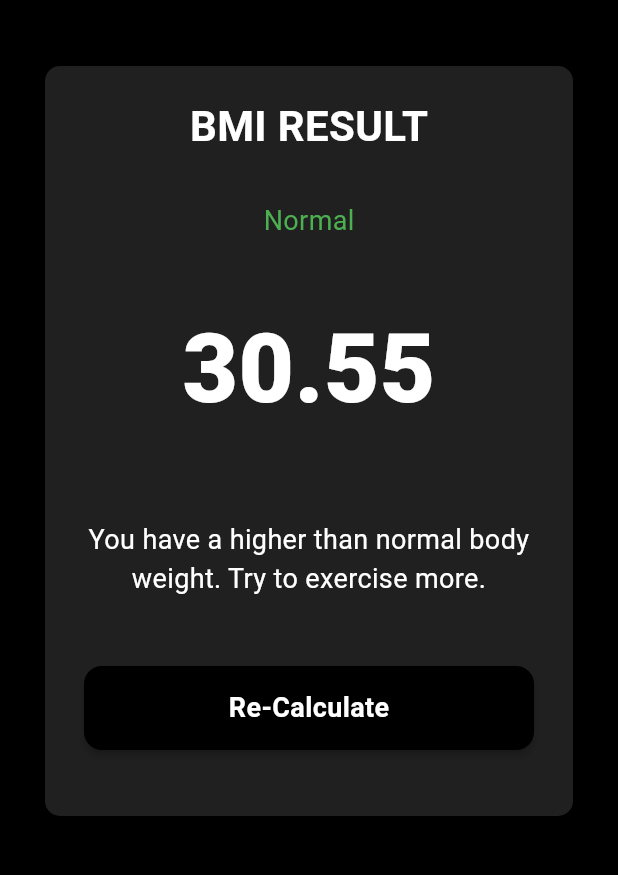
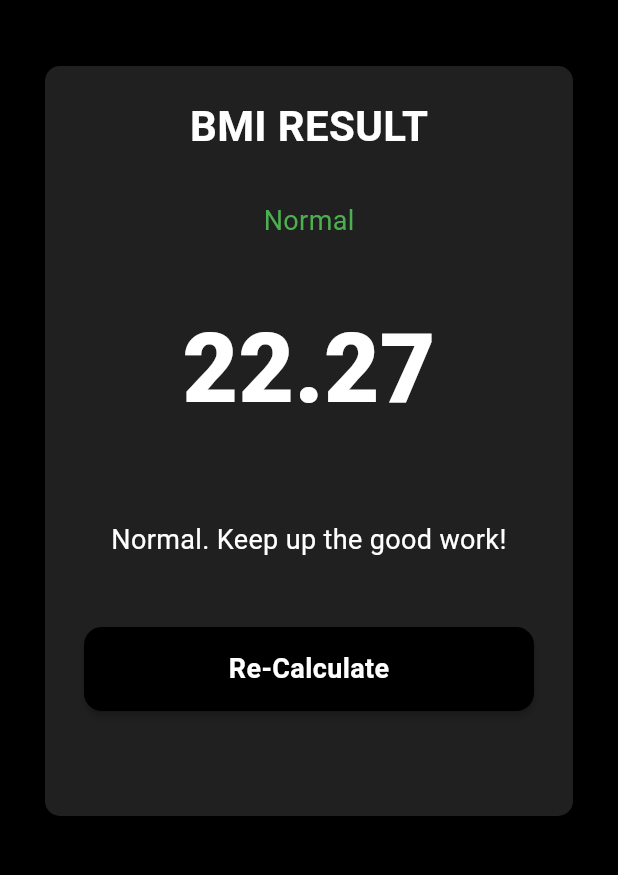
Before and after one commit to Sovichet-Rathanak/dumb-flutter-project, a Flutter app: the screen it shows after launch, scrolled down 172 dp, after a tap on "CALCULATE", on a phone screen of 412 x 824 dp, the part 63-938 px from its top. Run offline on Flutter 3.47's test engine with Material 3 defaults, Android fonts, the phone set to English and light mode, and no system bars; our stand-ins replace font_awesome_flutter.

Commit message:
calculate bmi

```diff
--- /dev/null
+++ b/lib/calcbrain.dart
@@ -0,0 +1,36 @@
+import 'dart:math';
+
+class Calcbrain {
+  Calcbrain({required this.height, required this.weight}){
+    _bmi = weight/pow(height/100, 2);
+  }
+
+  final int height;
+  final int weight;
+
+  late double _bmi;
+
+  String getBMI(){
+    return _bmi.toStringAsFixed(2);
+  }
+
+  String getResult(){
+    if(_bmi >= 25){
+      return 'Overweight';
+    }else if(_bmi > 18.5){
+      return 'Normal';
+    }else{
+      return 'Underweight';
+    }
+  }
+
+  String getInterpretation() {
+    if (_bmi >= 25) {
+      return 'Overweight. Try to stay active and eat balanced meals.';
+    } else if (_bmi > 18.5) {
+      return 'Normal. Keep up the good work!';
+    } else {
+      return 'Underweight. Consider a nutrient-rich diet and consult a doctor if needed.';
+    }
+  }
+}
--- a/lib/main.dart
+++ b/lib/main.dart
@@ -1,8 +1,9 @@
-import 'package:bmi_calc/childcard.dart';
+import 'package:bmi_calc/calcbrain.dart';
+import 'package:bmi_calc/components/childcard.dart';
+import 'package:bmi_calc/components/customcard.dart';
+import 'package:bmi_calc/components/roundedbutton.dart';
 import 'package:bmi_calc/constant.dart';
-import 'package:bmi_calc/customcard.dart';
-import 'package:bmi_calc/result.dart';
-import 'package:bmi_calc/roundedbutton.dart';
+import 'package:bmi_calc/screens/result.dart';
 import 'package:flutter/material.dart';
 import 'package:font_awesome_flutter/font_awesome_flutter.dart';
 
@@ -234,10 +235,11 @@ class _CalcState extends State<Calc> {
                   ),
                   GestureDetector(
                     onTap: () {
+                      Calcbrain calc = Calcbrain(height: height, weight: weight);
                       Navigator.push(
                         context,
                         MaterialPageRoute(
-                          builder: (context) => const ResultScreen(),
+                          builder: (context) => ResultScreen(result: calc.getResult(), interpretation: calc.getInterpretation(), bmiResult: calc.getBMI(),),
                         ),
                       );
                     },
--- a/lib/result.dart
+++ b/lib/screens/result.dart
@@ -1,10 +1,13 @@
+import 'package:bmi_calc/components/customcard.dart';
+import 'package:bmi_calc/components/roundedbutton.dart';
 import 'package:bmi_calc/constant.dart';
-import 'package:bmi_calc/customcard.dart';
-import 'package:bmi_calc/roundedbutton.dart';
 import 'package:flutter/material.dart';
 
 class ResultScreen extends StatelessWidget {
-  const ResultScreen({super.key});
+  final String result;
+  final String interpretation;
+  final String bmiResult;
+  const ResultScreen({super.key, required this.result, required this.interpretation, required this.bmiResult});
 
   @override
   Widget build(BuildContext context) {
@@ -35,23 +38,23 @@ class ResultScreen extends StatelessWidget {
                       ),
                     ),
                     Padding(
-                      padding: const EdgeInsets.only(top: 30.0),
+                        padding: const EdgeInsets.only(top: 30.0),
                       child: Text(
-                        "Normal",
+                        result,
                         style: kSmallText.copyWith(color: Colors.green),
                       ),
                     ),
                     Padding(
                       padding: const EdgeInsets.symmetric(vertical: 40.0),
                       child: Text(
-                        "30.55",
+                        bmiResult,
                         style: kLargeText.copyWith(fontSize: 64),
                       ),
                     ),
                     Padding(
                       padding: const EdgeInsets.all(15.0),
                       child: Text(
-                        "You have a higher than normal body weight. Try to exercise more.",
+                        interpretation,
                         textAlign: TextAlign.center,
                         style: kSmallText,
                       ),
@@ -61,7 +64,7 @@ class ResultScreen extends StatelessWidget {
                       width: 300,
                       child: RoundedButton(
                         func: () {
-                          Navigator.pop(context, MaterialPageRoute(builder: (context) => const ResultScreen()));
+                          Navigator.pop(context);
                         },
                         dwidget: Text(
                           "Re-Calculate",
```
Also changed, not shown: lib/components/childcard.dart (renamed from lib/childcard.dart), lib/components/customcard.dart (renamed from lib/customcard.dart), lib/components/roundedbutton.dart (renamed from lib/roundedbutton.dart), 2 other files.
